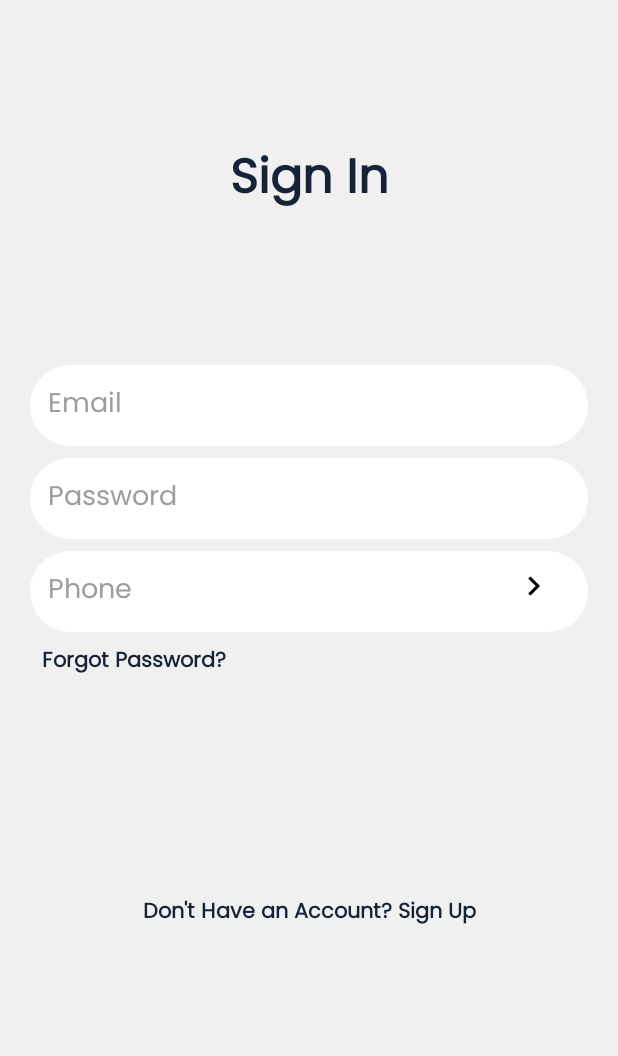
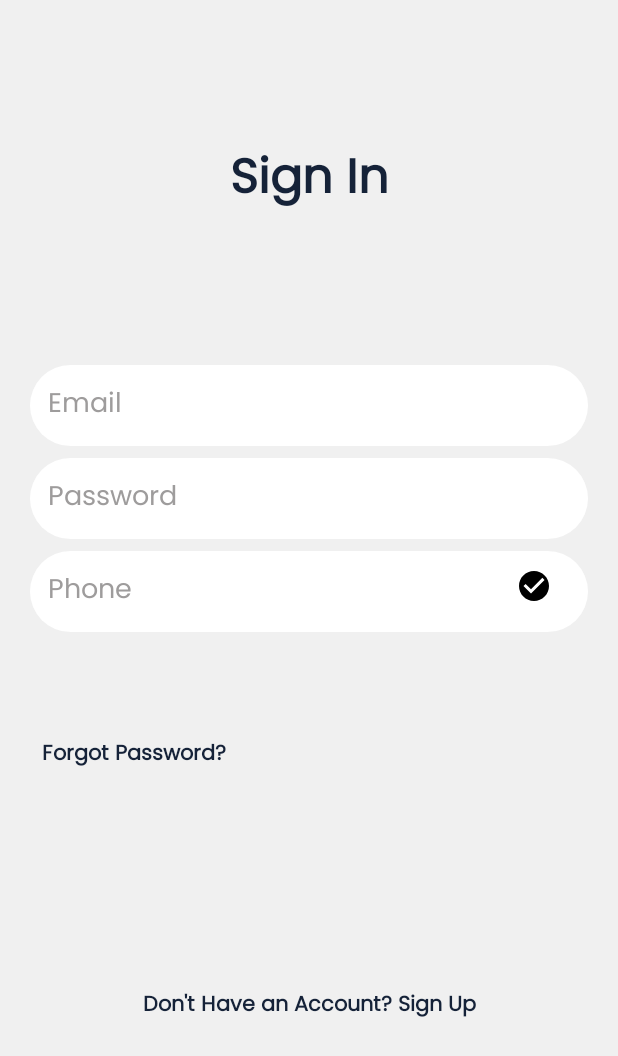
Before and after one commit to aarafrao22/Jeerax, an Android app: the screen it shows after launch (LoginActivity), on a phone screen of 412 x 824 dp. Shown: the top 1056 px of the screen. Run offline under Robolectric (Android 15) with nearby library versions, the phone set to English and light mode, and no system bars; our stand-ins replace Firebase (no records; nobody signed in at launch, a user with empty details on screens opened directly).

```diff
--- /dev/null
+++ b/app/src/main/res/drawable/baseline_check_circle_24.xml
@@ -0,0 +1,5 @@
+<vector android:height="24dp" android:tint="#000000"
+    android:viewportHeight="24" android:viewportWidth="24"
+    android:width="24dp" xmlns:android="http://schemas.android.com/apk/res/android">
+    <path android:fillColor="@android:color/white" android:pathData="M12,2C6.48,2 2,6.48 2,12s4.48,10 10,10 10,-4.48 10,-10S17.52,2 12,2zM10,17l-5,-5 1.41,-1.41L10,14.17l7.59,-7.59L19,8l-9,9z"/>
+</vector>
--- a/app/src/main/res/layout/activity_login.xml
+++ b/app/src/main/res/layout/activity_login.xml
@@ -99,11 +99,10 @@
         android:id="@+id/BtnVerify"
         android:layout_width="wrap_content"
         android:layout_height="wrap_content"
-        android:rotation="270"
         android:background="@color/white"
         android:layout_margin="16dp"
         android:padding="8dp"
-        android:src="@drawable/arrow_down_s_line__1_"
+        android:src="@drawable/baseline_check_circle_24"
         app:layout_constraintBottom_toBottomOf="@+id/ed_phone"
         app:layout_constraintEnd_toEndOf="@+id/ed_phone"
         app:layout_constraintTop_toBottomOf="@+id/sign_in_password" />
@@ -113,13 +112,13 @@
         android:layout_width="0dp"
         android:layout_height="wrap_content"
         android:layout_marginStart="20dp"
+        android:layout_marginTop="8dp"
         android:layout_marginEnd="20dp"
         android:background="@drawable/filled_button"
         android:backgroundTint="@color/white"
         android:ems="10"
+        android:visibility="invisible"
         android:hint="Code"
-        android:visibility="gone"
-        android:layout_marginTop="8dp"
         android:inputType="number"
         android:padding="12dp"
         android:textColor="@color/black"
@@ -128,6 +127,19 @@
         app:layout_constraintHorizontal_bias="0.0"
         app:layout_constraintStart_toStartOf="parent"
         app:layout_constraintTop_toBottomOf="@+id/ed_phone" />
+
+    <ImageButton
+        android:id="@+id/BtnVerify2"
+        android:layout_width="wrap_content"
+        android:layout_height="wrap_content"
+        android:layout_margin="16dp"
+        android:background="@color/white"
+        android:padding="8dp"
+        android:visibility="invisible"
+        android:src="@drawable/baseline_check_circle_24"
+        app:layout_constraintBottom_toBottomOf="@+id/ed_code"
+        app:layout_constraintEnd_toEndOf="@+id/ed_phone"
+        app:layout_constraintTop_toTopOf="@+id/ed_code" />
 
     <com.google.android.material.button.MaterialButton
         android:id="@+id/btn_sign_in"
```
Also changed, not shown: app/src/main/java/com/aarafrao/jeerax/LoginActivity.java (+38 -46 lines).
